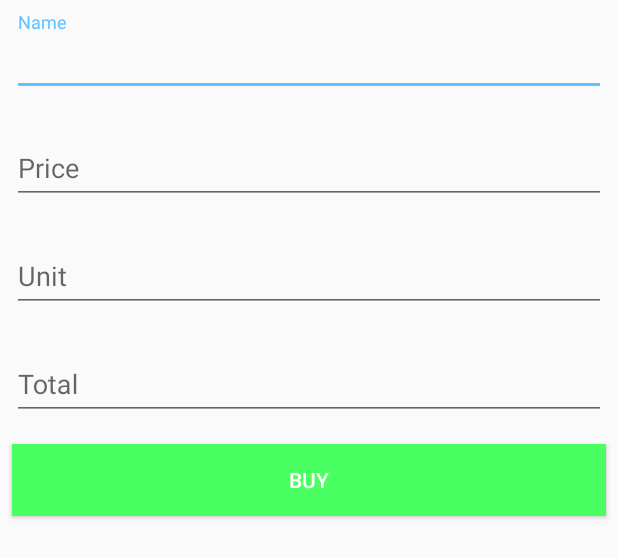
After one commit to azuanalias92/SahamKu, an Android app: the layout add_stock.xml on its own in the app's theme, with its tools: preview values and no code run, on a phone screen of 412 x 824 dp. The commit adds this screen. Shown: the top 558 px of the screen. Run offline under Robolectric (Android 15) with nearby library versions, the phone set to English and light mode, and no system bars.

Commit message:
Design layout
Add all layout

```diff
--- /dev/null
+++ b/app/src/main/res/layout/add_stock.xml
@@ -0,0 +1,88 @@
+<?xml version="1.0" encoding="utf-8"?>
+<RelativeLayout xmlns:android="http://schemas.android.com/apk/res/android"
+    xmlns:tools="http://schemas.android.com/tools"
+    android:orientation="vertical" android:layout_width="match_parent"
+    android:layout_height="match_parent">
+
+    <LinearLayout
+        android:layout_width="match_parent"
+        android:layout_height="wrap_content"
+        android:orientation="vertical"
+        tools:ignore="UselessParent">
+
+        <android.support.design.widget.TextInputLayout
+            android:layout_width="match_parent"
+            android:layout_height="wrap_content"
+            android:layout_margin="8dp">
+
+            <AutoCompleteTextView
+                android:id="@+id/tx_add_company"
+                android:layout_width="match_parent"
+                android:layout_height="wrap_content"
+                android:layout_weight="1"
+                android:hint="@string/name"
+                android:inputType="textCapWords"
+                android:maxLines="1"
+                android:singleLine="true" />
+        </android.support.design.widget.TextInputLayout>
+
+        <android.support.design.widget.TextInputLayout
+            android:layout_width="match_parent"
+            android:layout_height="wrap_content"
+            android:layout_margin="8dp">
+
+            <AutoCompleteTextView
+                android:id="@+id/tx_add_price"
+                android:layout_width="match_parent"
+                android:layout_height="wrap_content"
+                android:layout_weight="1"
+                android:hint="@string/price"
+                android:inputType="number"
+                android:maxLines="1"
+                android:singleLine="true" />
+        </android.support.design.widget.TextInputLayout>
+
+        <android.support.design.widget.TextInputLayout
+            android:layout_width="match_parent"
+            android:layout_height="wrap_content"
+            android:layout_margin="8dp">
+
+            <AutoCompleteTextView
+                android:id="@+id/tx_add_unit"
+                android:layout_width="match_parent"
+                android:layout_height="wrap_content"
+                android:hint="@string/unit"
+                android:inputType="numberDecimal"
+                android:maxLines="1"
+                android:singleLine="true" />
+        </android.support.design.widget.TextInputLayout>
+
+        <android.support.design.widget.TextInputLayout
+            android:layout_width="match_parent"
+            android:layout_height="wrap_content"
+            android:layout_margin="8dp">
+
+            <AutoCompleteTextView
+                android:id="@+id/tx_add_total"
+                android:layout_width="match_parent"
+                android:layout_height="wrap_content"
+                android:hint="@string/total"
+                android:inputType="number"
+                android:maxLines="1"
+                android:singleLine="true" />
+
+
+        </android.support.design.widget.TextInputLayout>
+
+
+        <Button
+            android:id="@+id/button"
+            android:layout_width="match_parent"
+            android:layout_height="0dp"
+            android:layout_margin="8dp"
+            android:layout_weight="1"
+            android:background="@color/colorRise"
+            android:text="@string/buy"
+            android:textColor="@android:color/background_light" />
+    </LinearLayout>
+</RelativeLayout>
--- a/app/src/main/res/values/colors.xml
+++ b/app/src/main/res/values/colors.xml
@@ -1,6 +1,8 @@
 <?xml version="1.0" encoding="utf-8"?>
 <resources>
-    <color name="colorPrimary">#3F51B5</color>
-    <color name="colorPrimaryDark">#303F9F</color>
-    <color name="colorAccent">#FF4081</color>
+    <color name="colorPrimary">#0091ea</color>
+    <color name="colorPrimaryDark">#0064b7</color>
+    <color name="colorAccent">#64c1ff</color>
+    <color name="colorRise">#49ff61</color>
+    <color name="colorDrop">#ff4545</color>
 </resources>
--- a/app/src/main/res/values/strings.xml
+++ b/app/src/main/res/values/strings.xml
@@ -13,4 +13,16 @@
     <string name="permission_rationale">"Contacts permissions are needed for providing email
         completions."
     </string>
+    <string name="tx_company">Press Metal</string>
+    <string name="tx_price">RM 2.73</string>
+    <string name="tx_unit">500 unit</string>
+    <string name="todo">TODO</string>
+    <string name="name">Name</string>
+    <string name="price">Price</string>
+    <string name="tx_fee">RM 18</string>
+    <string name="tx_total">RM 1250.20</string>
+    <string name="unit">Unit</string>
+    <string name="total">Total</string>
+    <string name="buy">Buy</string>
+    <string name="new_stock">New Stock</string>
 </resources>
```
Also changed, not shown: app/src/main/AndroidManifest.xml (+6 -1 lines), app/src/main/java/com/azuanalias/sahamku/AddStock.java (added, +10 -0 lines), app/src/main/java/com/azuanalias/sahamku/Dashboard.java (added, +17 -0 lines), app/src/main/res/layout/cv_stock.xml (added, +79 -0 lines), app/src/main/res/layout/dashboard.xml (added, +42 -0 lines).
